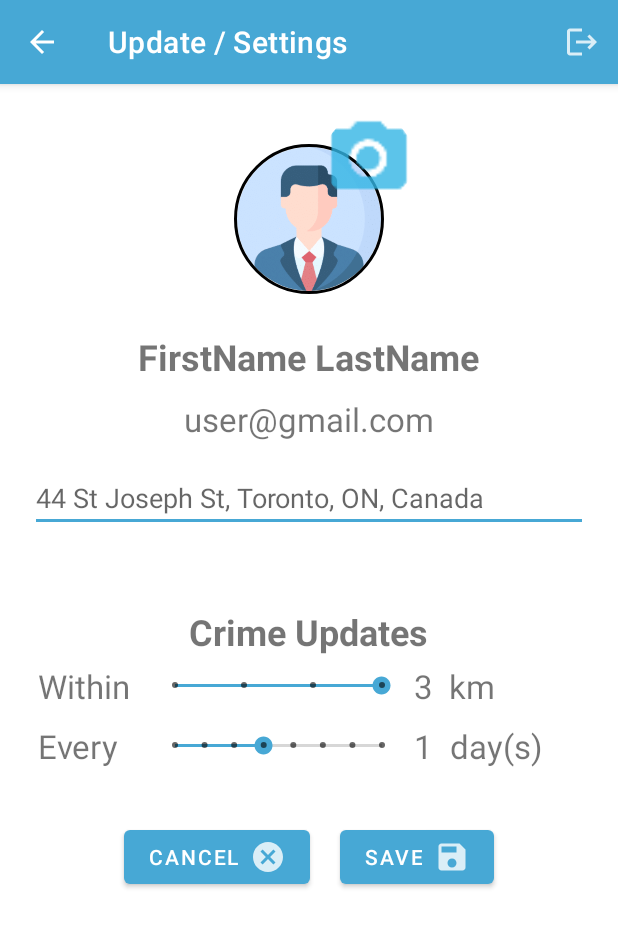
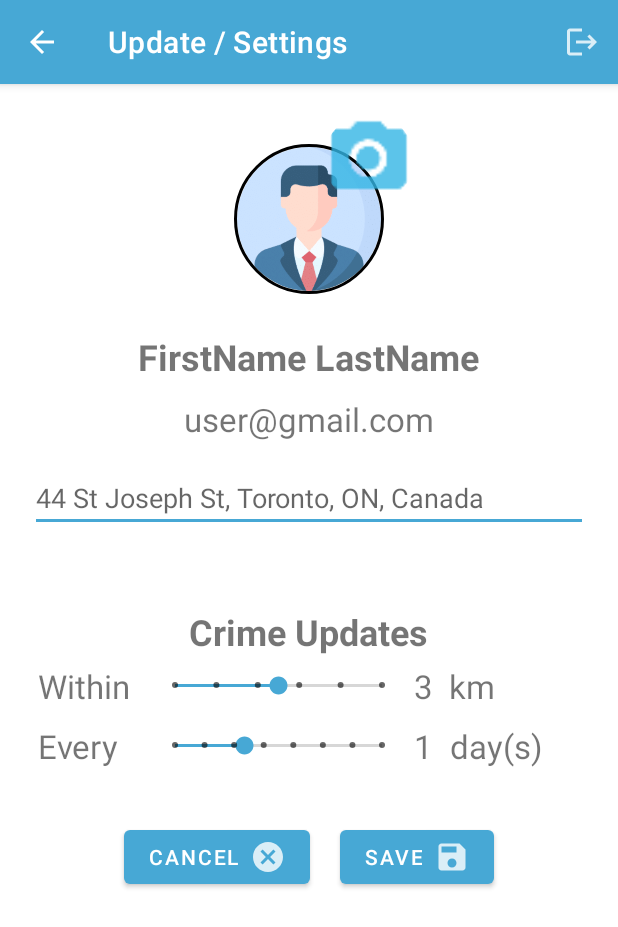
Before and after one commit to heatherwang39/NWTO, an Android app: the ProfileUpdateActivity screen opened directly, with no data from a screen before it, on a phone screen of 412 x 824 dp. Shown: the top 927 px of the screen. Run offline under Robolectric (Android 15) with nearby library versions, the phone set to English and light mode, and no system bars; our stand-ins replace CircleImageView, Firebase (no records; nobody signed in at launch, a user with empty details on screens opened directly); pictures from the network do not load.

Commit message:
Resolve issues #11.

```diff
--- a/app/src/main/res/layout/activity_profile_update.xml
+++ b/app/src/main/res/layout/activity_profile_update.xml
@@ -85,7 +85,8 @@
                 style="@style/Widget.AppCompat.SeekBar.Discrete"
                 android:layout_width="170dp"
                 android:layout_height="wrap_content"
-                android:max="3"
+                android:min="1"
+                android:max="5"
                 android:progress="3" />
 
             <TextView
@@ -120,6 +121,7 @@
                 android:layout_width="170dp"
                 android:layout_height="wrap_content"
                 android:max="7"
+                android:min="1"
                 android:progress="3" />
             <TextView
                 android:id="@+id/text_frequency"
```
